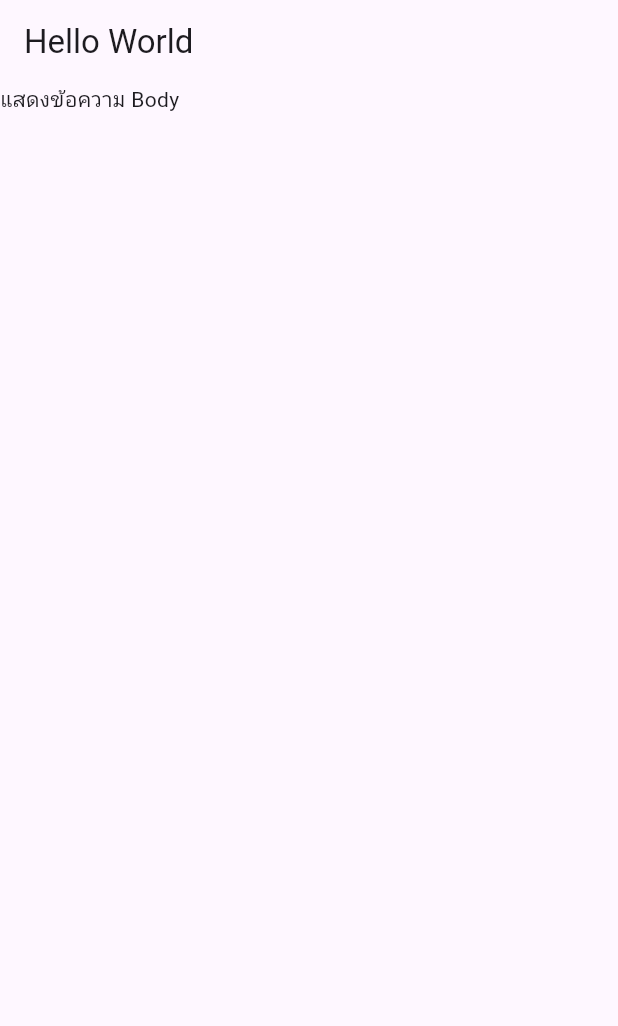
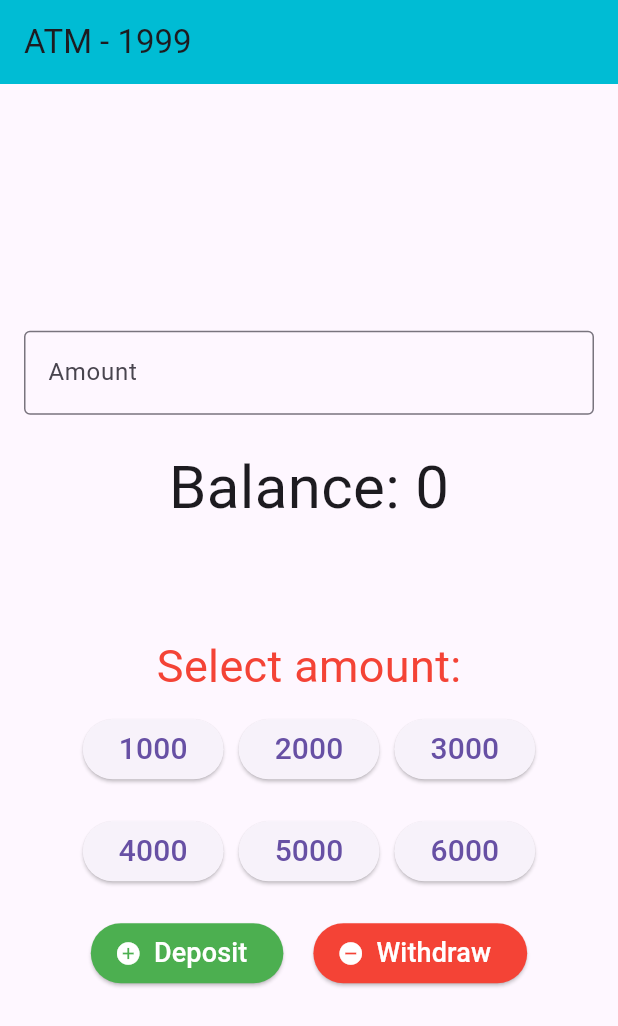
Before and after one commit to ChaiyasitZ/learn-flutter, a Flutter app: the screen it shows after launch, on a phone screen of 412 x 824 dp. Shown: the top 1026 px of the screen. Run offline on Flutter 3.47's test engine with Material 3 defaults, Android fonts, the phone set to English and light mode, and no system bars.

Commit message:
Implement ATM interface with deposit and withdrawal functionality

```diff
--- a/flutter_application/lib/main.dart
+++ b/flutter_application/lib/main.dart
@@ -1,14 +1,170 @@
 import 'package:flutter/material.dart';
 
 void main() {
-  var app = MaterialApp(
-    title: 'My App',
-    home: Scaffold(
+  runApp(const MyApp());
+}
+
+class MyApp extends StatelessWidget {
+  const MyApp({Key? key}) : super(key: key);
+
+  @override
+  Widget build(BuildContext context) {
+    return MaterialApp(
+      title: 'ATM - 1999',
+      theme: ThemeData(primarySwatch: Colors.cyan),
+      home: const ATM(),
+    );
+  }
+}
+
+class ATM extends StatefulWidget {
+  const ATM({Key? key}) : super(key: key);
+
+  @override
+  _ATMState createState() => _ATMState();
+}
+
+class _ATMState extends State<ATM> {
+  int balance = 0;
+  final TextEditingController _controller = TextEditingController();
+  String notification = '';
+  Color notificationColor = Colors.black;
+
+  void _deposit() {
+    setState(() {
+      balance += int.tryParse(_controller.text) ?? 0;
+      notification = 'Deposit successful';
+      notificationColor = Colors.green;
+    });
+  }
+
+  void _withdraw() {
+    setState(() {
+      int amount = int.tryParse(_controller.text) ?? 0;
+      if (balance >= amount) {
+        balance -= amount;
+        notification = 'Withdraw successful';
+        notificationColor = Colors.green;
+      } else {
+        notification = 'Insufficient funds';
+        notificationColor = Colors.red;
+      }
+    });
+  }
+
+  void _setAmount(int amount) {
+    _controller.text = amount.toString();
+  }
+
+  @override
+  Widget build(BuildContext context) {
+    return Scaffold(
       appBar: AppBar(
-        title: Text('Hello World'),
+        title: const Text('ATM - 1999'),
+        backgroundColor: Colors.cyan,
       ),
-      body: Text("แสดงข้อความ Body"),
+      body: Center(
+        child: SingleChildScrollView(
+          padding: const EdgeInsets.all(16.0),
+          child: Column(
+            mainAxisAlignment: MainAxisAlignment.center,
+            children: [
+              TextField(
+                controller: _controller,
+                keyboardType: TextInputType.number,
+                decoration: const InputDecoration(
+                  border: OutlineInputBorder(),
+                  labelText: 'Amount',
+                ),
+              ),
+              const SizedBox(height: 20),
+              Text(
+                'Balance: $balance',
+                style: const TextStyle(fontSize: 40),
+              ),
+              const SizedBox(height: 20),
+              Text(
+                notification,
+                style: TextStyle(fontSize: 20, color: notificationColor),
+              ),
+              const SizedBox(height: 20),
+              const Text(
+                'Select amount:',
+                style: TextStyle(fontSize: 30, color: Colors.red), // Increased font size
+              ),
+              const SizedBox(height: 10),
+              Column(
+                children: [
+                  Row(
+                    mainAxisAlignment: MainAxisAlignment.center,
+                    children: [
+                      for (int amount in [1000, 2000, 3000])
+                        Padding(
+                          padding: const EdgeInsets.symmetric(horizontal: 5.0),
+                          child: ElevatedButton(
+                            onPressed: () => _setAmount(amount),
+                            child: Text(
+                              '$amount',
+                              style: const TextStyle(fontSize: 20), // Set font size
+                            ),
+                          ),
+                        ),
+                    ],
+                  ),
+                  const SizedBox(height: 20),
+                  Row(
+                    mainAxisAlignment: MainAxisAlignment.center,
+                    children: [
+                      for (int amount in [4000, 5000, 6000])
+                        Padding(
+                          padding: const EdgeInsets.symmetric(horizontal: 5.0),
+                          child: ElevatedButton(
+                            onPressed: () => _setAmount(amount),
+                            child: Text(
+                              '$amount',
+                              style: const TextStyle(fontSize: 20), // Set font size
+                            ),
+                          ),
+                        ),
+                    ],
+                  ),
+                ],
+              ),
+              const SizedBox(height: 20),
+              Row(
+                mainAxisAlignment: MainAxisAlignment.center,
+                children: [
+                  ElevatedButton.icon(
+                    onPressed: _deposit,
+                    icon: const Icon(Icons.add_circle),
+                    label: const Text(
+                      'Deposit',
+                      style: TextStyle(fontSize: 18),
+                    ),
+                    style: ElevatedButton.styleFrom(
+                      backgroundColor: Colors.green,
+                      foregroundColor: Colors.white,
+                    ),
+                  ),
+                  const SizedBox(width: 20),
+                  ElevatedButton.icon(
+                    onPressed: _withdraw,
+                    icon: const Icon(Icons.remove_circle),
+                    label: const Text(
+                      'Withdraw',
+                      style: TextStyle(fontSize: 18),
+                    ),
+                    style: ElevatedButton.styleFrom(
+                      backgroundColor: Colors.red,
+                      foregroundColor: Colors.white,
+                    ),
+                  ),
+                ],
+              ),
+            ],
+          ),
+        ),
       ),
-      theme: ThemeData(primarySwatch: Colors.blue),
     );
-  runApp(app);
+  }
+}
```
